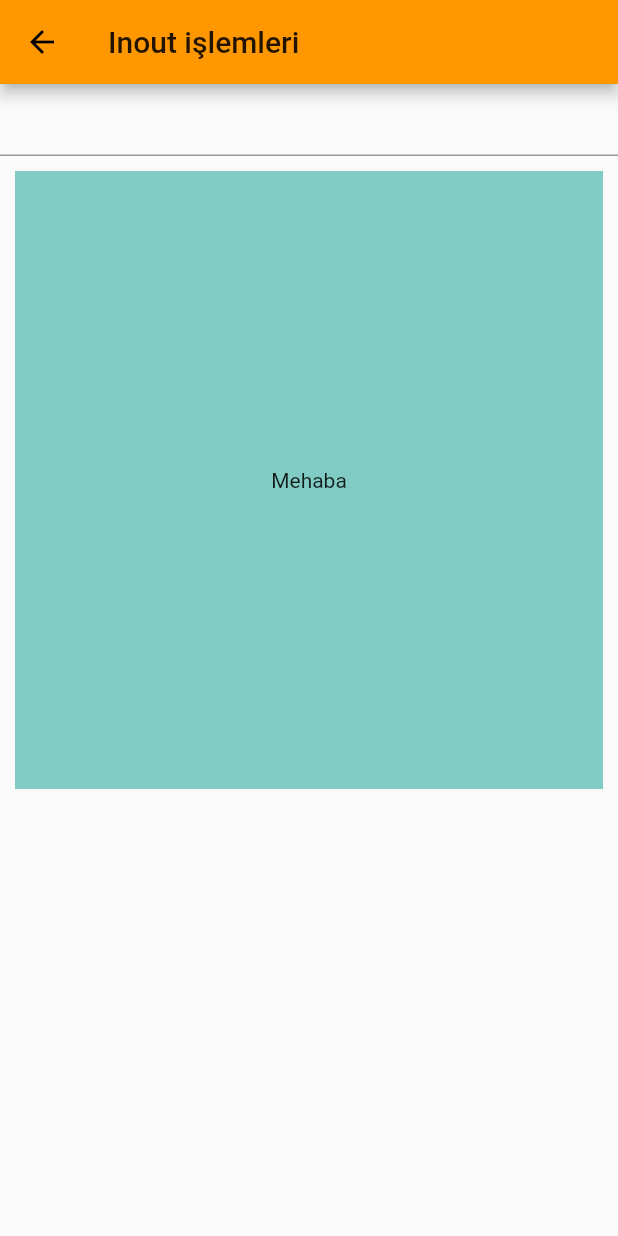
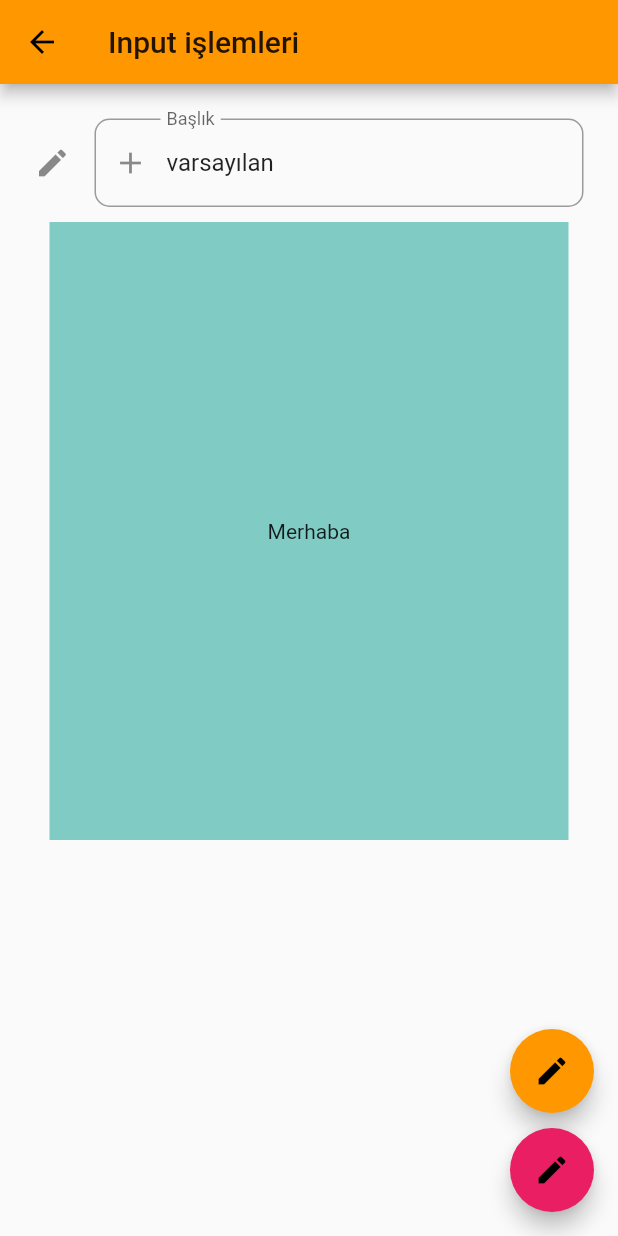
Before and after one commit to hasanfurkanfidan/input_islemleri_giris, a Flutter app: the FormIslemleri screen opened by its route, on a phone screen of 412 x 824 dp. Run offline on Flutter 3.47's test engine with Material 2 defaults, Android fonts, the phone set to English and light mode, and no system bars.

Commit message:
Second Commit

```diff
--- a/lib/main.dart
+++ b/lib/main.dart
@@ -1,13 +1,15 @@
 
 import 'package:flutter/material.dart';
 import 'package:input_islemleri_giris/ui/form_islemleri.dart';
+import 'package:input_islemleri_giris/ui/form_ve_textformfield.dart';
 
 void main(){
   runApp(MaterialApp(
     title: "Flutter Dersleri",
     theme: ThemeData(primarySwatch: Colors.orange),
-    initialRoute:"/formIslemleri" ,
+    initialRoute:"/formVeTextFormField" ,
     routes: {'/formIslemleri': (context) =>FormIslemleri(),
+      "/formVeTextFormField":(context)=>FormVeTextFormField()
     },
 
     debugShowCheckedModeBanner: false,
--- a/lib/ui/form_islemleri.dart
+++ b/lib/ui/form_islemleri.dart
@@ -7,24 +7,94 @@ class FormIslemleri extends StatefulWidget {
 }
 
 class _FormIslemleriState extends State<FormIslemleri> {
+TextEditingController textController1 ;
+  String girilenMetin  ="Merhaba";
+  FocusNode _fNode;
+  int maxLine = 1;
+@override
+  void initState() {
+    // TODO: implement initState
+    super.initState();
+    _fNode = FocusNode();
+    textController1 = TextEditingController(text: "varsayılan");
+    _fNode.addListener(() {setState(() {
+      if(_fNode.hasFocus){
+        maxLine = 3;
+      }
+      else{
+        maxLine = 1;
+      }
+    }); });
+
+
+  }
+  @override
+  void dispose() {
+    // TODO: implement dispose
+    _fNode.dispose();
+    textController1.dispose();
+    super.dispose();
+  }
   @override
   Widget build(BuildContext context) {
     return Scaffold(
       appBar: AppBar(
-        title: Text("Inout işlemleri"),
+        title: Text("Input işlemleri"),
       ),
-      body: ListView(
+      floatingActionButton: Column(
+        mainAxisAlignment: MainAxisAlignment.end,
         children: <Widget>[
-          TextField(),
-          Container(
-            margin: EdgeInsets.all(10),
-            color: Colors.teal.shade200,
-            width:double.infinity ,
-            height: MediaQuery.of(context).size.height/2,
-            child: Align(alignment:Alignment.center,child: Text("Mehaba")),
+          FloatingActionButton(
+            onPressed: (){
+             textController1.text = "Merhaba";
+            },
+            child: Icon(Icons.edit),
           ),
+        SizedBox(height: 10,),
+
+          FloatingActionButton(
+            backgroundColor: Colors.pink,
+            onPressed: (){
+              FocusScope.of(context).requestFocus(_fNode);
+            },
+            child: Icon(Icons.edit),
+          ),
+
         ],
+      ),
+      body: Padding(
+        padding: const EdgeInsets.all(8.0),
+        child: ListView(
+          padding: EdgeInsets.all(15),
+          children: <Widget>[
+            TextField(
+            controller: textController1,
+              focusNode: _fNode,
+              decoration: InputDecoration(
+                hintText: "Metni Buraya yazınız",
+                labelText: "Başlık",
+                border: OutlineInputBorder(borderRadius: BorderRadius.all(Radius.circular(10))),
+                icon: Icon(Icons.edit),
+                prefixIcon: Icon(Icons.add),
+                fillColor: Colors.red.shade50,
 
+              ),
+              textInputAction: TextInputAction.search,
+              onSubmitted: (String s){
+                girilenMetin = s;
+              },
+            ),
+
+            Container(
+              margin: EdgeInsets.all(10),
+              color: Colors.teal.shade200,
+              width:double.infinity ,
+              height: MediaQuery.of(context).size.height/2,
+              child: Align(alignment:Alignment.center,child: Text(girilenMetin)),
+            ),
+          ],
+
+        ),
       ),
 
     );
```
Also changed, not shown: lib/ui/form_ve_textformfield.dart (added, +21 -0 lines).
